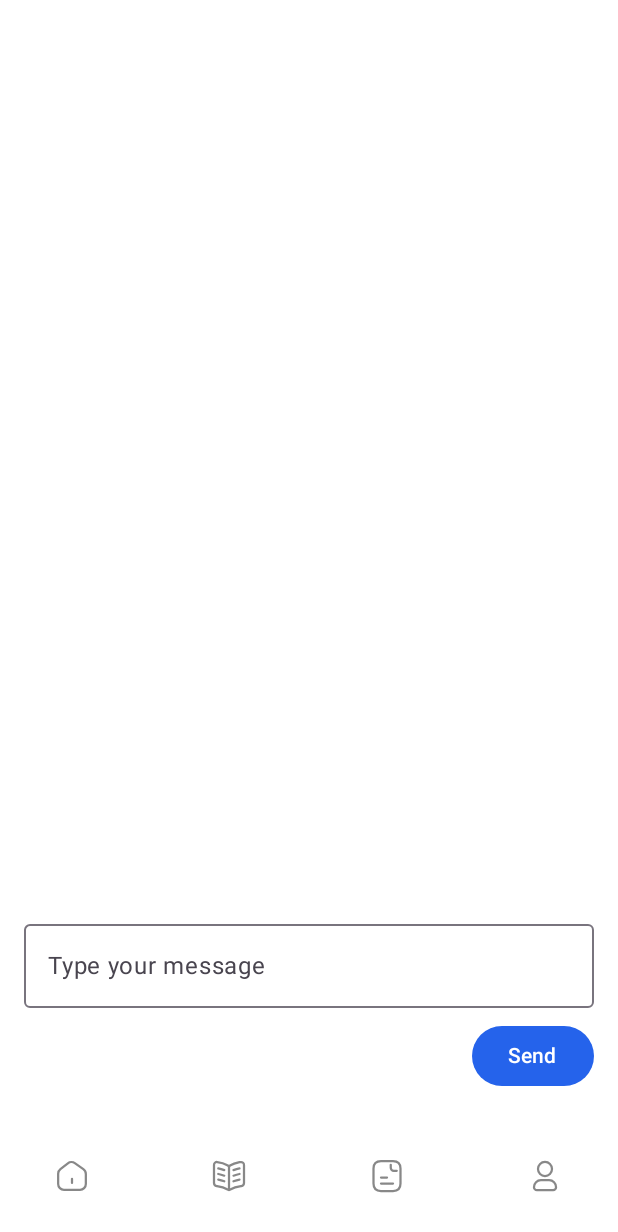
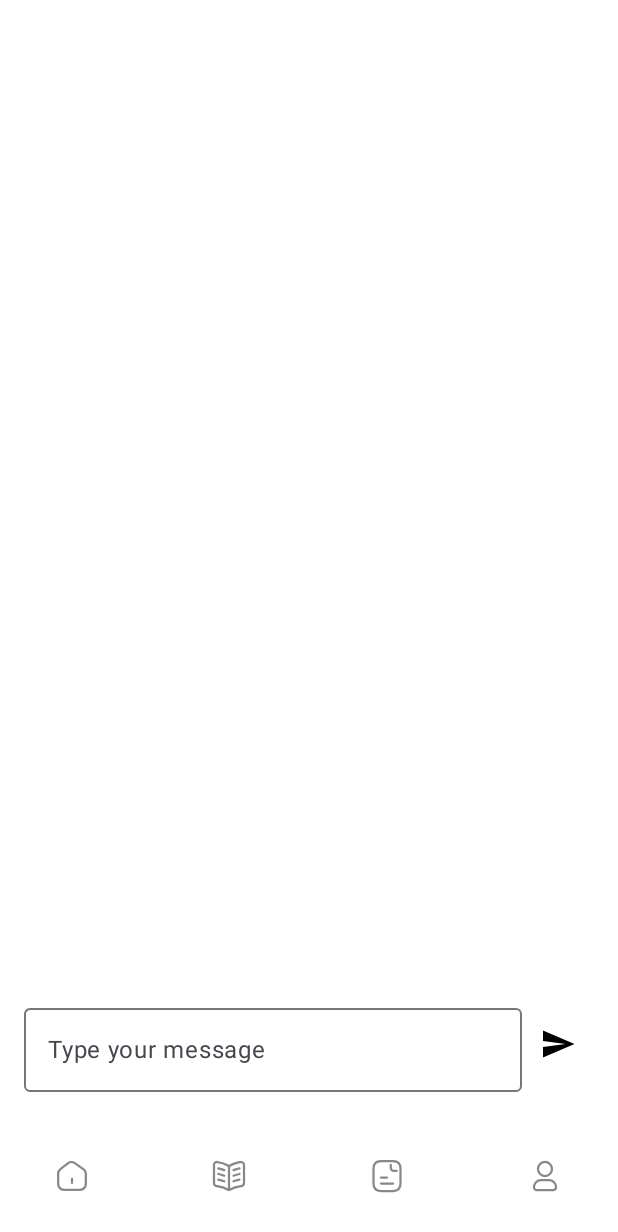
Before and after one commit to OsamaArsalan2001/Chat-Fluent, an Android app built with Jetpack Compose: the OpenAITestScreen screen opened through its navigation route, on a phone screen of 412 x 824 dp. Shown: the top 1232 px of the screen. Run offline under Robolectric (Android 15) with nearby library versions, the phone set to English and light mode, and no system bars; our stand-ins replace Firebase (no records; nobody signed in at launch, a user with empty details on screens opened directly).

Commit message:
modify instant feedback ui

```diff
--- a/app/src/main/java/com/example/chat_fluent/chatbot/view/OpenAIChatScreen.kt
+++ b/app/src/main/java/com/example/chat_fluent/chatbot/view/OpenAIChatScreen.kt
@@ -348,6 +348,7 @@ fun BottomMessagebar(onMessageSend: (String) -> Unit,/* enabled: Boolean*/){
             }) {
                 Icon(
                     imageVector = Icons.AutoMirrored.Filled.Send ,
+                    tint = MaterialTheme.colorScheme.primary,
                     contentDescription = "Send message")
             }
 
--- a/app/src/main/java/com/example/chat_fluent/chatbot/view/tempScreen.kt
+++ b/app/src/main/java/com/example/chat_fluent/chatbot/view/tempScreen.kt
@@ -13,12 +13,18 @@ import androidx.compose.foundation.layout.height
 import androidx.compose.foundation.layout.padding
 import androidx.compose.foundation.lazy.LazyColumn
 import androidx.compose.foundation.lazy.items
+import androidx.compose.foundation.lazy.rememberLazyListState
 import androidx.compose.foundation.shape.RoundedCornerShape
+import androidx.compose.material.icons.Icons
+import androidx.compose.material.icons.automirrored.filled.Send
 import androidx.compose.material3.Button
+import androidx.compose.material3.Icon
+import androidx.compose.material3.IconButton
 import androidx.compose.material3.MaterialTheme
 import androidx.compose.material3.OutlinedTextField
 import androidx.compose.material3.Text
 import androidx.compose.runtime.Composable
+import androidx.compose.runtime.LaunchedEffect
 import androidx.compose.runtime.collectAsState
 import androidx.lifecycle.viewmodel.compose.viewModel
 import com.example.chat_fluent.chatbot.OpenAIChatRepository
@@ -41,7 +47,7 @@ import com.example.chat_fluent.models.Correction
 import com.example.chat_fluent.models.Message
 
 @Composable
-fun OpenAITestScreen() {
+fun OpenAITestScreen(topic: String? = null) {
     val chatViewModel: OpenAIChatViewModel = viewModel(
         factory = OpenAIViewModelFactory(
             OpenAIChatRepository.getInstance(
@@ -53,7 +59,15 @@ fun OpenAITestScreen() {
 
     var message by remember { mutableStateOf("") }
     val conversationHistory by chatViewModel.conversationHistory.collectAsState()
+    // Create and remember the LazyListState
+    val listState = rememberLazyListState()
 
+    // Scroll to bottom when conversation history changes
+    LaunchedEffect(conversationHistory.size) {
+        if (conversationHistory.isNotEmpty()) {
+            listState.scrollToItem(0)
+        }
+    }
     Column(
         modifier = Modifier
             .fillMaxSize()
@@ -65,6 +79,7 @@ fun OpenAITestScreen() {
             modifier = Modifier
                 .weight(1f)
                 .fillMaxWidth(),
+            state = listState,  // Attach the state
             reverseLayout = true
         ) {
             items(conversationHistory.reversed()) {
@@ -73,14 +88,14 @@ fun OpenAITestScreen() {
         }
 
         // Input field and send button
-        Column(
-            verticalArrangement = Arrangement.Bottom,
+        Row(
+            verticalAlignment = Alignment.CenterVertically,
             modifier = Modifier.fillMaxWidth()
         ){
         OutlinedTextField(
             value = message,
             onValueChange = { message = it },
-            modifier = Modifier.fillMaxWidth(),
+            modifier = Modifier.weight(1f),
             label = { Text("Type your message") },
             singleLine = false,
             maxLines = 3
@@ -88,7 +103,7 @@ fun OpenAITestScreen() {
 
         Spacer(modifier = Modifier.height(8.dp))
 
-        Button(
+        IconButton(
             onClick = {
                 if (message.isNotEmpty()) {
                     Log.d("OpenAITest", "Sending message: $message")
@@ -96,13 +111,17 @@ fun OpenAITestScreen() {
                     message = ""
                 }
             },
-            modifier = Modifier.align(Alignment.End)
+           // modifier = Modifier.align(Alignment.End)
         ) {
-            Text("Send")
+            Icon(
+                imageVector = Icons.AutoMirrored.Filled.Send ,
+                contentDescription = "Send message")
+        }
+            //Text("Send")
         }
     }
 }
-}
+
 @Composable
 fun MessageBubble2(message: Message) {
     val isUser = message.role=="user"
```
